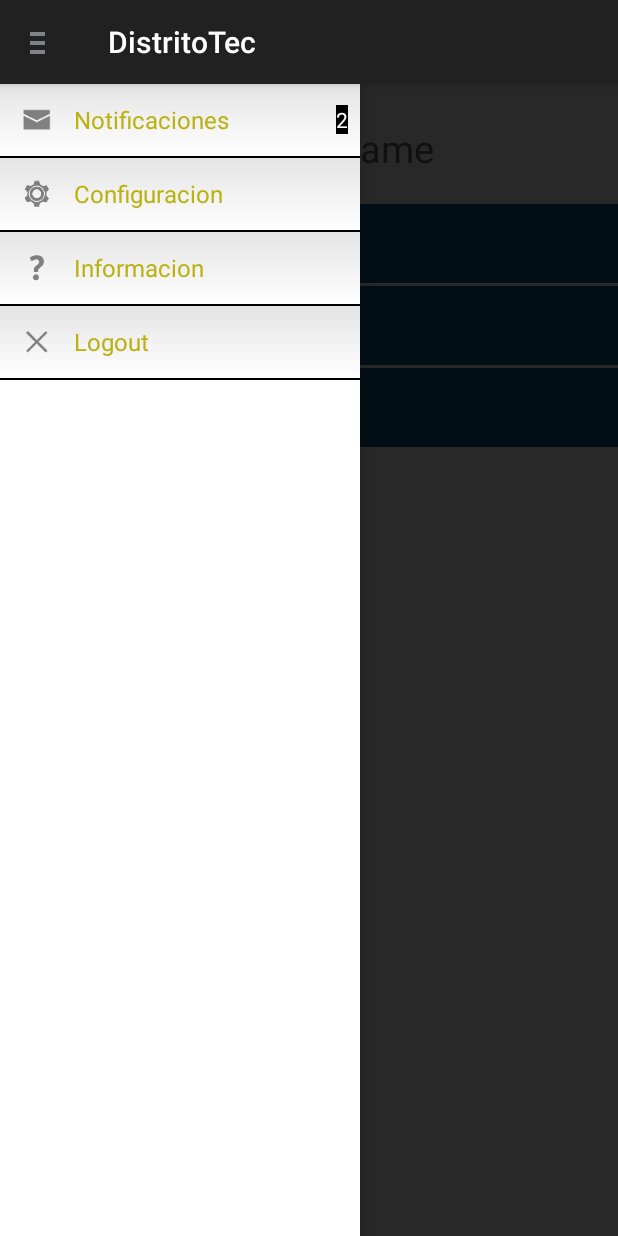
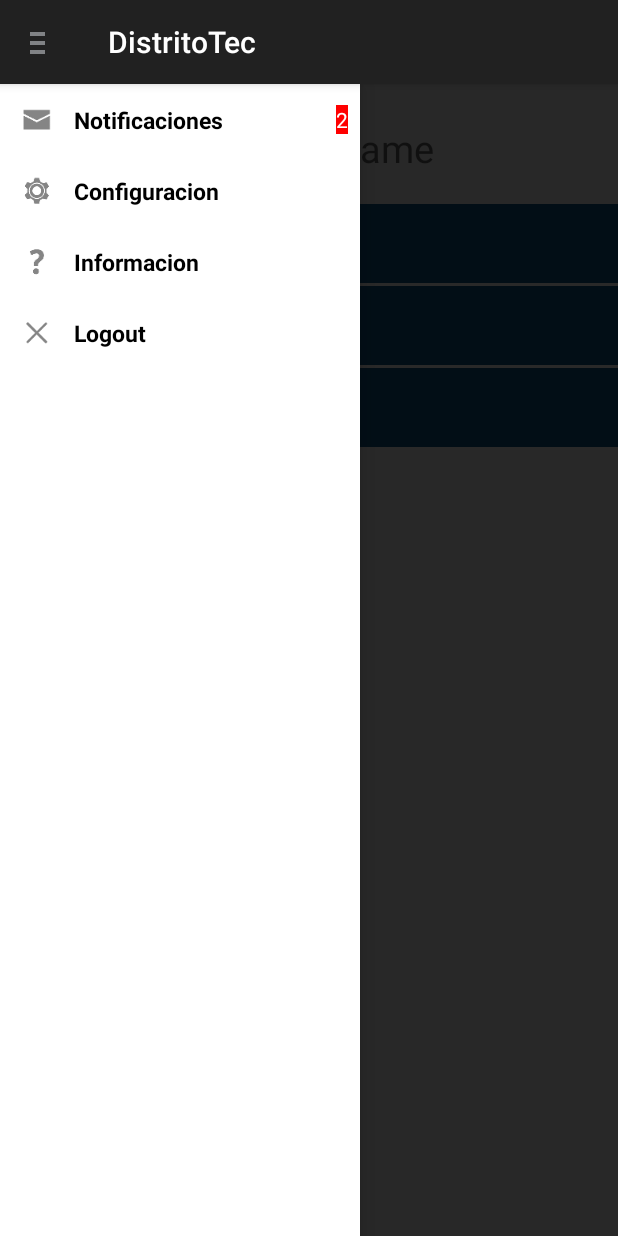
Before and after one commit to Alejandro-Valdes/DistritoTec, an Android app: the OpcionTransporte screen opened directly, with no data from a screen before it, with the side drawer open, on a phone screen of 412 x 824 dp. Run offline under Robolectric (Android 15) with nearby library versions, the phone set to English and light mode, and no system bars; 2 statements that could not run were skipped.

Commit message:
Cambio en el diseño del menú de opciones

```diff
--- a/Androides_PROYECTO_DistritoTec/app/src/main/res/layout/drawer_list_item.xml
+++ b/Androides_PROYECTO_DistritoTec/app/src/main/res/layout/drawer_list_item.xml
@@ -2,7 +2,7 @@
 <RelativeLayout xmlns:android="http://schemas.android.com/apk/res/android"
     android:layout_width="match_parent"
     android:layout_height="48dp"
-    android:background="@drawable/list_selector">
+    android:background="#FFFFFF">
 
     <!-- Checa para que es src y el icono que dan -->
     <ImageView
@@ -24,7 +24,9 @@
         android:layout_toRightOf="@id/icon"
         android:minHeight="?android:attr/listPreferredItemHeightSmall"
         android:textAppearance="?android:attr/textAppearanceListItemSmall"
-        android:textColor="#BBB111"
+        android:textColor="#000000"
+        android:textSize="15dp"
+        android:textStyle="bold"
         android:gravity="center_vertical"
         android:paddingRight="40dp"/>
 
@@ -33,7 +35,7 @@
     <TextView android:id="@+id/counter"
         android:layout_width="wrap_content"
         android:layout_height="wrap_content"
-        android:background="#000000"
+        android:background="#FF0000"
         android:layout_alignParentRight="true"
         android:layout_centerVertical="true"
         android:layout_marginRight="8dp"
--- a/Androides_PROYECTO_DistritoTec/app/src/main/res/layout/opciontransporte.xml
+++ b/Androides_PROYECTO_DistritoTec/app/src/main/res/layout/opciontransporte.xml
@@ -55,7 +55,7 @@
         android:layout_gravity="start"
         android:choiceMode="singleChoice"
         android:divider="#000000"
-        android:dividerHeight="1dp"
+        android:dividerHeight="0dp"
         android:listSelector="@drawable/list_selector"
         android:background="#FFFFFF"/>
 
```
